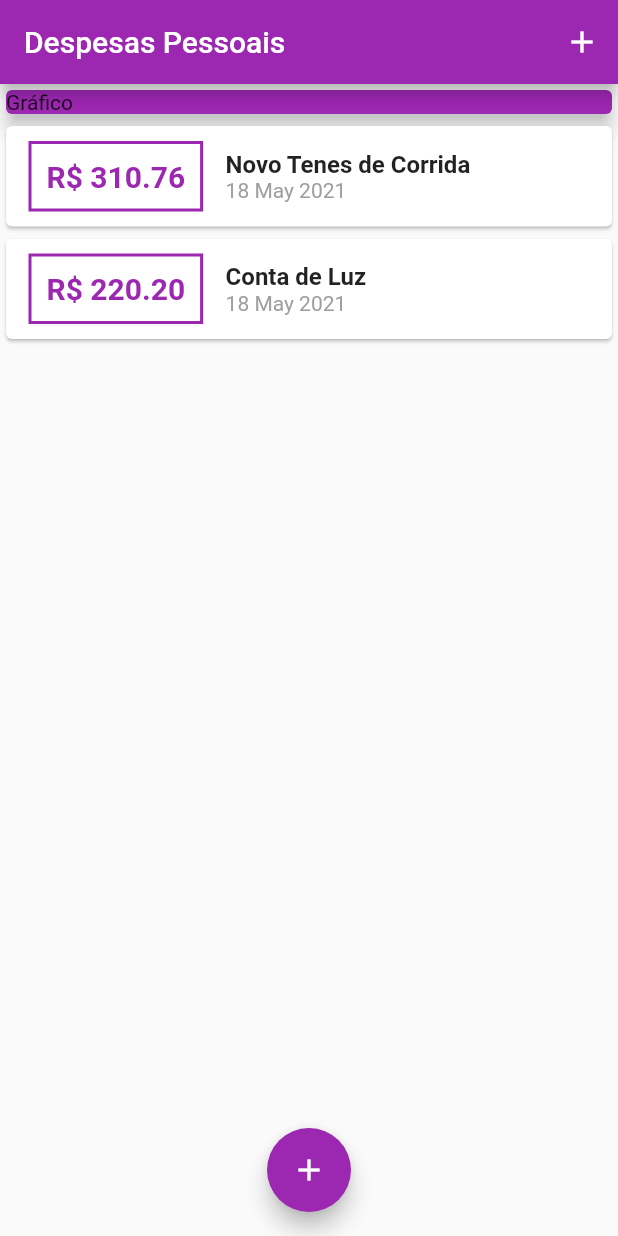
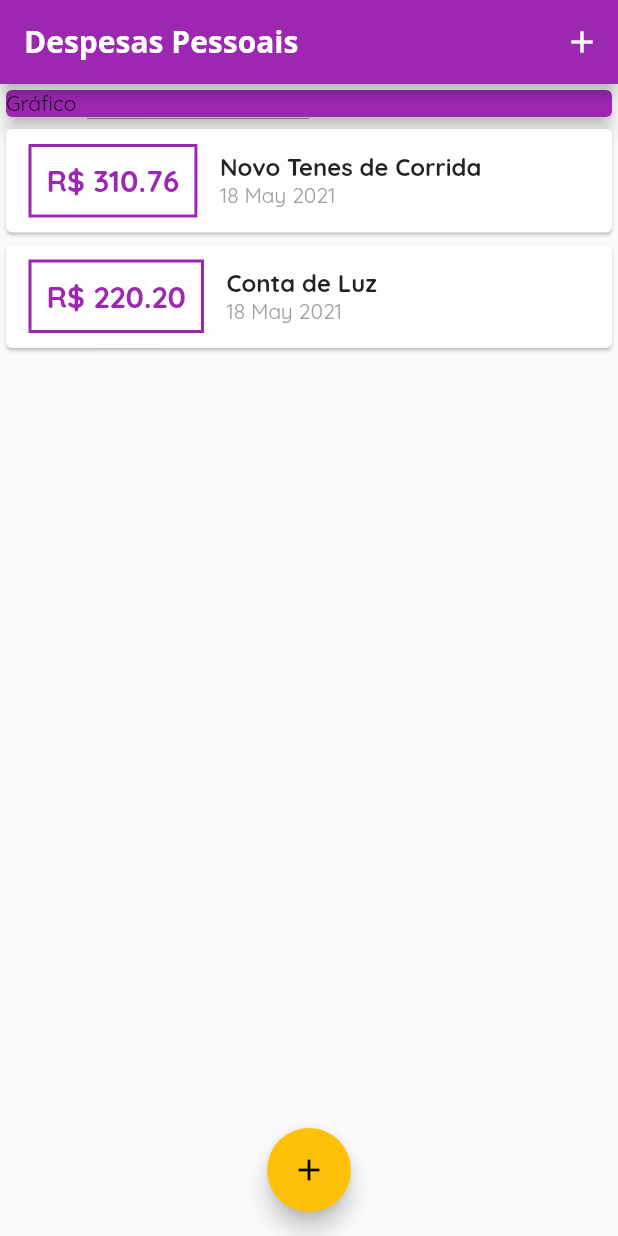
Before and after one commit to leandrotux/expenses, a Flutter app: the screen it shows after launch, on a phone screen of 412 x 824 dp. Run offline on Flutter 3.47's test engine with Material 2 defaults, Android fonts, the phone set to English and light mode, and no system bars.

Commit message:
Add thema and fonts

```diff
--- a/lib/components/transaction_list.dart
+++ b/lib/components/transaction_list.dart
@@ -24,7 +24,7 @@ class TransactionList extends StatelessWidget {
                   ),
                   decoration: BoxDecoration(
                     border: Border.all(
-                      color: Colors.purple,
+                      color: Theme.of(context).primaryColor,
                       width: 2,
                     ),
                   ),
@@ -34,7 +34,7 @@ class TransactionList extends StatelessWidget {
                     style: TextStyle(
                       fontWeight: FontWeight.bold,
                       fontSize: 20,
-                      color: Colors.purple,
+                      color: Theme.of(context).primaryColor,
                     ),
                   ),
                 ),
--- a/lib/main.dart
+++ b/lib/main.dart
@@ -13,6 +13,20 @@ class ExpensesApp extends StatelessWidget {
     return MaterialApp(
       home: MyHomePage(),
       debugShowCheckedModeBanner: false,
+      theme: ThemeData(
+        primarySwatch: Colors.purple,
+        accentColor: Colors.amber,
+        fontFamily: 'Quicksand',
+        appBarTheme: AppBarTheme(
+          textTheme: ThemeData.light().textTheme.copyWith(
+                title: TextStyle(
+                  fontFamily: 'OpenSans',
+                  fontSize: 20,
+                  fontWeight: FontWeight.bold,
+                ),
+              ),
+        ),
+      ),
     );
   }
 }
@@ -96,7 +110,6 @@ class _MyHomePageState extends State<MyHomePage> {
       floatingActionButton: FloatingActionButton(
         onPressed: () => _openTransactionFormModal(context),
         child: Icon(Icons.add),
-        backgroundColor: Colors.purple,
       ),
       floatingActionButtonLocation: FloatingActionButtonLocation.centerFloat,
     );
```
Also changed, not shown: pubspec.yaml (+11 -6 lines), assets/fonts/OpenSans-Bold.ttf (added), assets/fonts/OpenSans-Regular.ttf (added), assets/fonts/Quicksand-Bold.ttf (added), assets/fonts/Quicksand-Light.ttf (added), assets/fonts/Quicksand-Medium.ttf (added), assets/fonts/Quicksand-Regular.ttf (added), assets/fonts/Quicksand-SemiBold.ttf (added).
